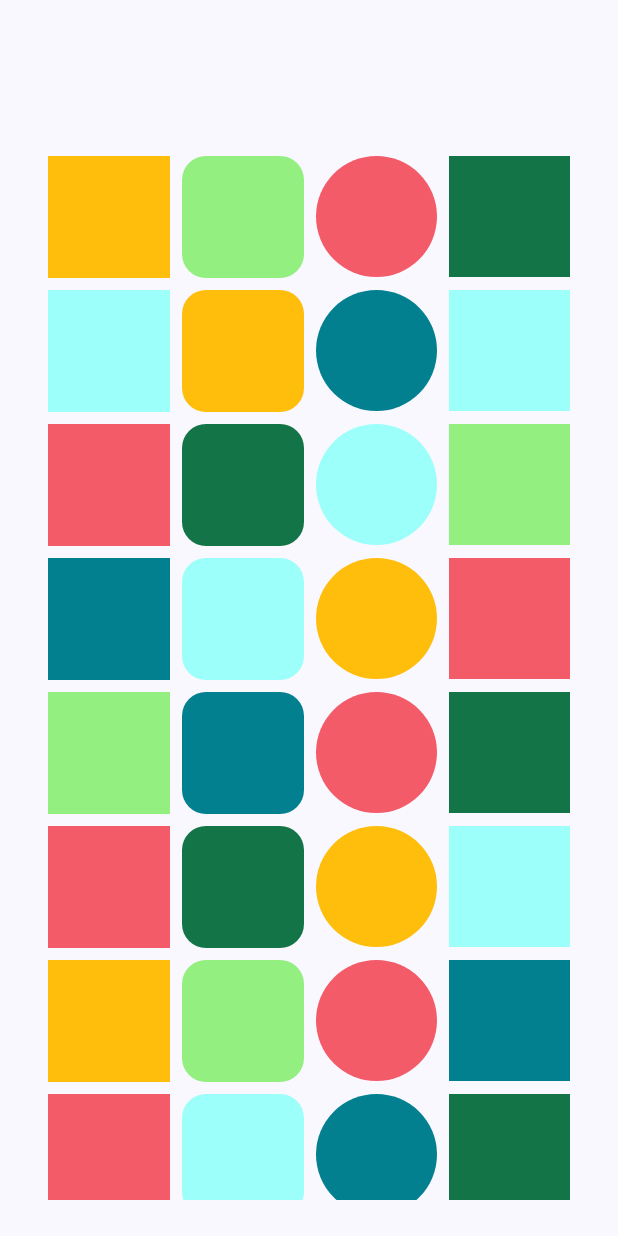
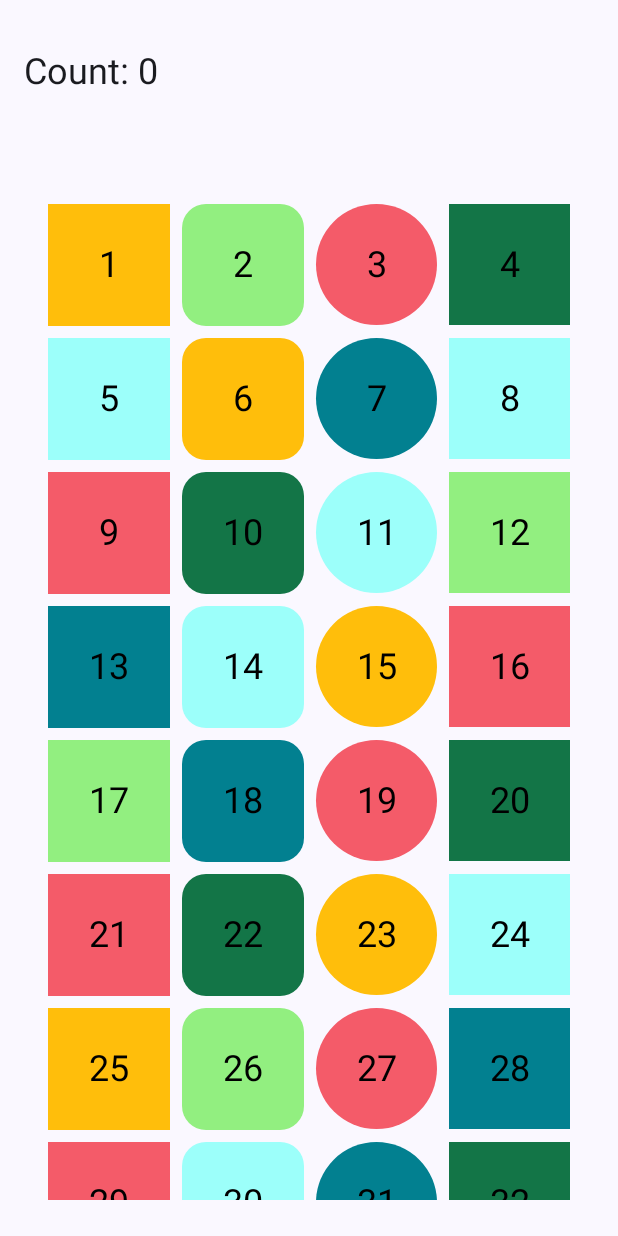
Before and after one commit to EmiSadler/DontPushMyButtons, an Android app built with Jetpack Compose: the screen it shows after launch (MainActivity), on a phone screen of 412 x 824 dp. Run offline under Robolectric (Android 15) with nearby library versions, the phone set to English and light mode, and no system bars.

Commit message:
Count tracker on button press

```diff
--- a/app/src/main/java/com/example/dontpushmybuttons/MainActivity.kt
+++ b/app/src/main/java/com/example/dontpushmybuttons/MainActivity.kt
@@ -1,24 +1,41 @@
 package com.example.dontpushmybuttons
 
 import android.graphics.Color.parseColor
-import android.icu.text.CaseMap.Title
 import android.os.Bundle
 import androidx.activity.ComponentActivity
 import androidx.activity.compose.setContent
 import androidx.activity.enableEdgeToEdge
-import androidx.compose.foundation.layout.*
+import androidx.compose.foundation.layout.Arrangement
+import androidx.compose.foundation.layout.Box
+import androidx.compose.foundation.layout.Column
+import androidx.compose.foundation.layout.PaddingValues
+import androidx.compose.foundation.layout.Spacer
+import androidx.compose.foundation.layout.aspectRatio
+import androidx.compose.foundation.layout.fillMaxSize
+import androidx.compose.foundation.layout.fillMaxWidth
+import androidx.compose.foundation.layout.height
+import androidx.compose.foundation.layout.padding
 import androidx.compose.foundation.lazy.grid.GridCells
 import androidx.compose.foundation.lazy.grid.LazyVerticalGrid
 import androidx.compose.foundation.lazy.grid.items
-import androidx.compose.material3.*
+import androidx.compose.foundation.shape.RoundedCornerShape
+import androidx.compose.material3.Button
+import androidx.compose.material3.ButtonDefaults
+import androidx.compose.material3.MaterialTheme
+import androidx.compose.material3.Surface
+import androidx.compose.material3.Text
 import androidx.compose.runtime.Composable
+import androidx.compose.runtime.getValue
+import androidx.compose.runtime.mutableStateOf
+import androidx.compose.runtime.remember
+import androidx.compose.runtime.setValue
 import androidx.compose.ui.Modifier
-import androidx.compose.ui.unit.dp
-import androidx.compose.ui.tooling.preview.Preview
-import com.example.dontpushmybuttons.ui.theme.DontPushMyButtonsTheme
 import androidx.compose.ui.graphics.Color
 import androidx.compose.ui.graphics.Shape
-import androidx.compose.foundation.shape.RoundedCornerShape
+import androidx.compose.ui.tooling.preview.Preview
+import androidx.compose.ui.unit.dp
+import com.example.dontpushmybuttons.ui.theme.DontPushMyButtonsTheme
+
 
 class MainActivity : ComponentActivity() {
     override fun onCreate(savedInstanceState: Bundle?) {
@@ -28,7 +45,6 @@ class MainActivity : ComponentActivity() {
             DontPushMyButtonsTheme {
                 Surface(modifier = Modifier.fillMaxSize()) {
                     Column(modifier = Modifier.padding(16.dp)) {
-//                        Text(text = "Hello World!", style = MaterialTheme.typography.headlineMedium)
                         Spacer(modifier = Modifier.height(16.dp))
                         FixedGrid()
                     }
@@ -248,6 +264,7 @@ fun Title(label: String) {
 
 @Composable
 fun FixedGrid() {
+    var counter by remember { mutableStateOf(0) }
     val items: List<ButtonItem> = listOf(
         button1,
         button2,
@@ -283,8 +300,14 @@ fun FixedGrid() {
         button32
     )
 
+    Column(modifier = Modifier.fillMaxSize()) {
+        Text(
+            text = "Count: $counter",
+            style = MaterialTheme.typography.headlineSmall,
+        )
+
         Box(
-        modifier = Modifier.padding( top = 56.dp)
+            modifier = Modifier.padding(top = 56.dp)
                 .fillMaxSize()
                 .padding(8.dp)
 
@@ -297,22 +320,29 @@ fun FixedGrid() {
                 modifier = Modifier.fillMaxSize()
             ) {
                 items(items) { item ->
-                ButtonGridItem(label = item.label, color = item.color, shape = item.shape)
+                    ButtonGridItem(label = item.label, color = item.color, shape = item.shape, onClickIncrement = { counter++ }
+                    )
+                }
             }
         }
     }
 }
 
 @Composable
-fun ButtonGridItem(label: Int, color: Color, shape: Shape) {
+fun ButtonGridItem(label: Int, color: Color, shape: Shape, onClickIncrement: () -> Unit) {
     Button(
-        onClick = { /* Handle click */ },
+        onClick = onClickIncrement,
         colors = ButtonDefaults.buttonColors(containerColor = color),
         shape = shape,
         modifier = Modifier
             .fillMaxWidth()
             .aspectRatio(1f)
     ) {
+        Text(
+            text = label.toString(),
+            style = MaterialTheme.typography.headlineSmall,
+            color = Color.Black
+        )
     }
 }
 
```
Lines whose indentation alone changed are shown as unchanged.
